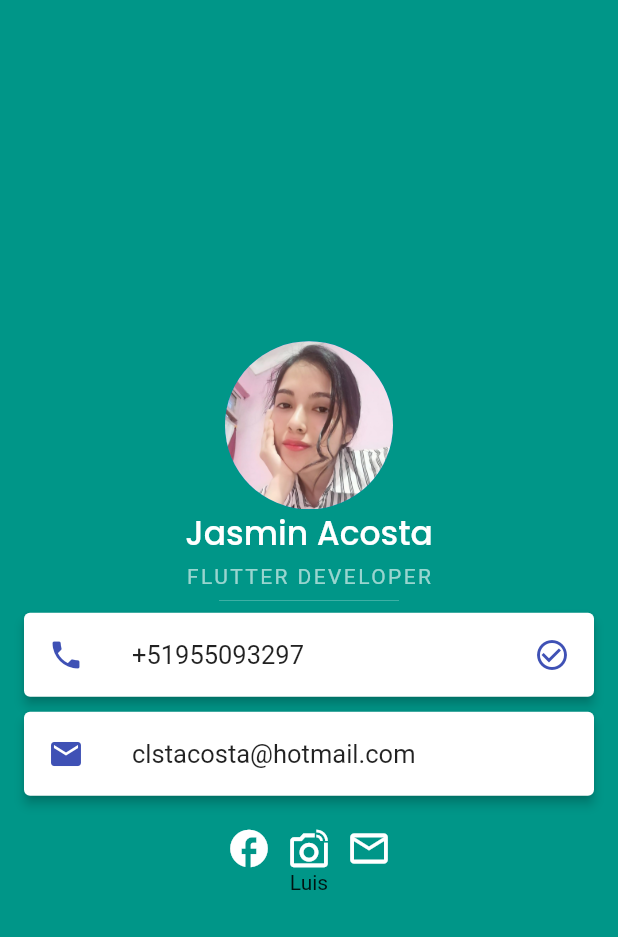
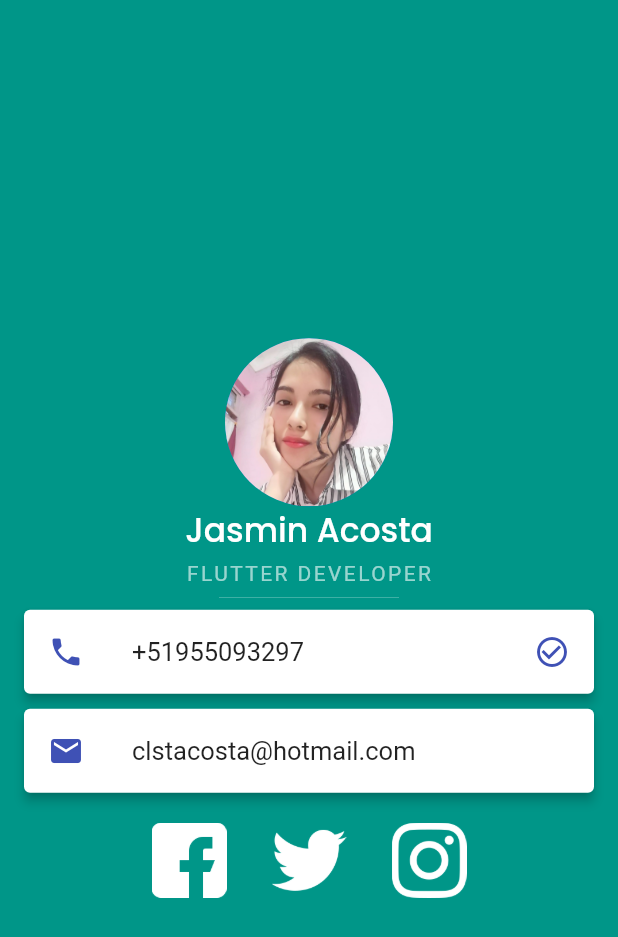
Before and after one commit to celeste1110/flutter_codigo5_my_card, a Flutter app: the screen it shows after launch, on a phone screen of 412 x 824 dp. Shown: the top 937 px of the screen. Run offline on Flutter 3.47's test engine with Material 2 defaults, Android fonts, the phone set to English and light mode, and no system bars.

Commit message:
mi cuarto commit

```diff
--- a/lib/main.dart
+++ b/lib/main.dart
@@ -3,7 +3,7 @@ import 'package:flutter/material.dart';
 void main() {
   runApp(MandarinaApp());
 }
-const String nombre="Luis";
+
 class MandarinaApp extends StatelessWidget {
 
   @override
@@ -88,22 +88,45 @@ class MandarinaApp extends StatelessWidget {
            const SizedBox(
               height: 20.0,
             ),
+            // Row(
+            //   mainAxisAlignment: MainAxisAlignment.center,
+            //
+            //   children: const [
+            //     Icon(Icons.facebook, color: Colors.white,size: 30,),
+            //    SizedBox(
+            //       width: 10.0,
+            //     ),
+            //     Icon(Icons.linked_camera_outlined, color: Colors.white,size: 30,),
+            //   SizedBox(
+            //       width: 10.0,
+            //     ),
+            //     Icon(Icons.email_outlined, color: Colors.white,size: 30,),
+            //   ],
+            // ),
             Row(
               mainAxisAlignment: MainAxisAlignment.center,
-
-              children: const [
-                Icon(Icons.facebook, color: Colors.white,size: 30,),
-               SizedBox(
-                  width: 10.0,
+              children: [
+                Image.asset(
+                  'assets/images/facebook.png',
+                  height: 50.0,
                 ),
-                Icon(Icons.linked_camera_outlined, color: Colors.white,size: 30,),
-              SizedBox(
-                  width: 10.0,
+                const SizedBox(
+                  width: 30.0,
                 ),
-                Icon(Icons.email_outlined, color: Colors.white,size: 30,),
+                Image.asset(
+                  'assets/images/twitter.png',
+                  height: 50.0,
+                ),
+                const SizedBox(
+                  width: 30.0,
+                ),
+                Image.asset(
+                  'assets/images/instagram.png',
+                  height: 50.0,
+                ),
               ],
             ),
-            const Text(nombre),
+
 
 
 
```
Also changed, not shown: assets/images/facebook.png (added), assets/images/instagram.png (added), assets/images/twitter.png (added).
